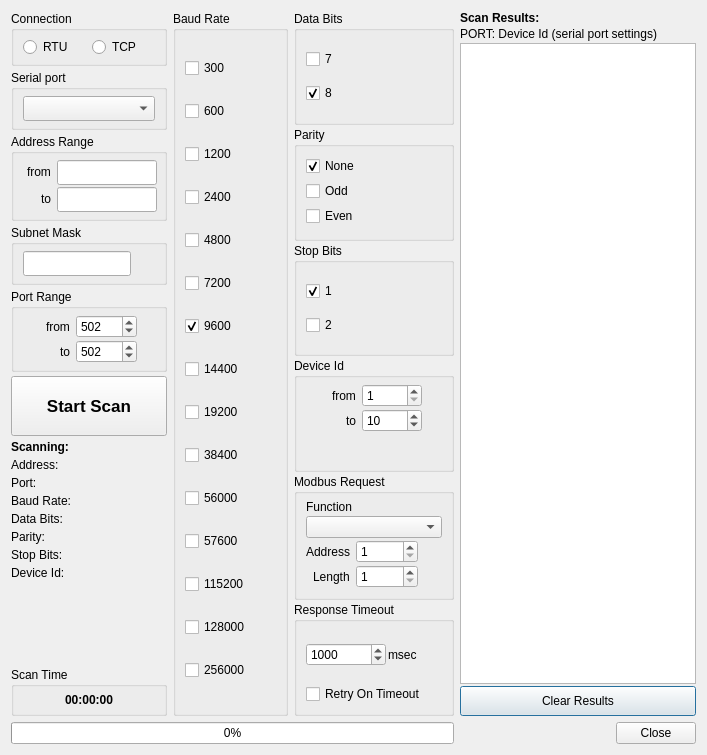
Old version of the form omodscan/dialogs/dialogmodbusscanner.ui in the repository sanny32/OpenModScan.
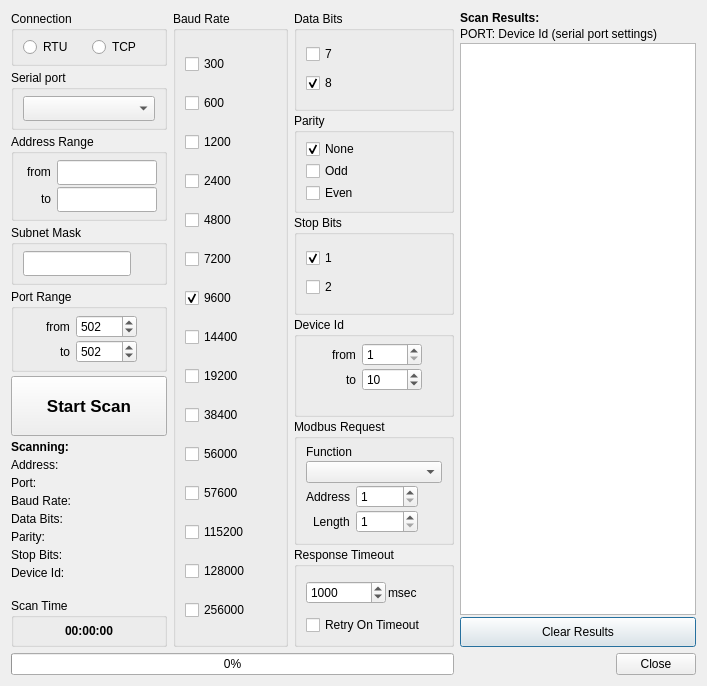
New version of the form. Icons and pictures are not drawn. Custom widgets are drawn as their Qt base class.

Commit message: Correct modbus scanner dialog ui

```diff
--- a/omodscan/dialogs/dialogmodbusscanner.ui
+++ b/omodscan/dialogs/dialogmodbusscanner.ui
@@ -7,7 +7,7 @@
     <x>0</x>
     <y>0</y>
     <width>707</width>
-    <height>755</height>
+    <height>686</height>
    </rect>
   </property>
   <property name="windowTitle">
```
